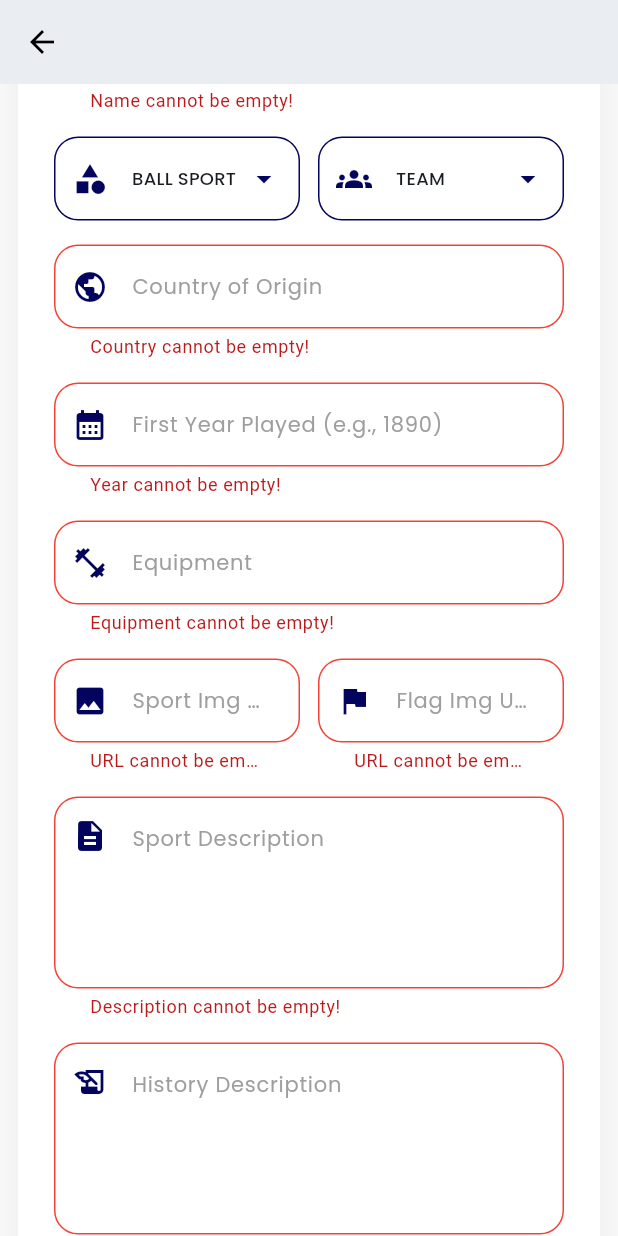
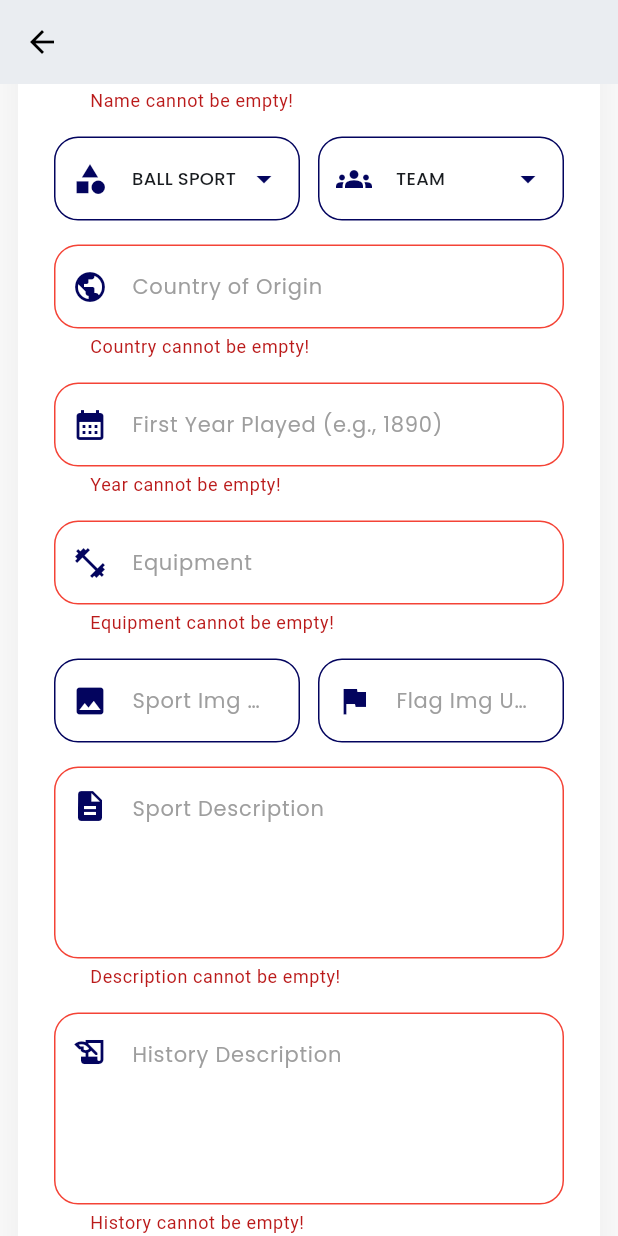
Before and after one commit to pbp-kelompok-b12/WIkilympics-mobile, a Flutter app: the SportEntryFormPage screen opened directly, scrolled down 163 dp, after a tap on "SAVE", on a phone screen of 412 x 824 dp. Run offline on Flutter 3.47's test engine with Material 3 defaults, Android fonts, the phone set to English and light mode, and no system bars; our stand-ins replace google_fonts, shared_preferences; missing offline and left inert: pbp_django_auth; accounts and stored records are empty; network calls fail.

Commit message:
Final implementation

```diff
--- a/lib/sports/models/sport_entry.dart
+++ b/lib/sports/models/sport_entry.dart
@@ -4,10 +4,8 @@
 
 import 'dart:convert';
 
-List<SportEntry> sportEntryFromJson(String str) =>
-List<SportEntry>.from(json.decode(str).map((x) => SportEntry.fromJson(x)));
-String sportEntryToJson(List<SportEntry> data) =>
-json.encode(List<dynamic>.from(data.map((x) => x.toJson())));
+List<SportEntry> sportEntryFromJson(String str) => List<SportEntry>.from(json.decode(str).map((x) => SportEntry.fromJson(x)));
+String sportEntryToJson(List<SportEntry> data) => json.encode(List<dynamic>.from(data.map((x) => x.toJson())));
 
 class SportEntry {
     Model model;
@@ -60,12 +58,12 @@ class Fields {
 
     factory Fields.fromJson(Map<String, dynamic> json) => Fields(
         sportName: json["sport_name"],
-        sportImg: json["sport_img"],
+        sportImg: json["sport_img"] ?? "",
         sportDescription: json["sport_description"],
         participationStructure: participationStructureValues.map[json["participation_structure"]]!,
         sportType: sportTypeValues.map[json["sport_type"]]!,
         countryOfOrigin: json["country_of_origin"],
-        countryFlagImg: json["country_flag_img"],
+        countryFlagImg: json["country_flag_img"] ?? "",
         firstYearPlayed: json["first_year_played"],
         historyDescription: json["history_description"],
         equipment: json["equipment"],
@@ -125,7 +123,7 @@ final modelValues = EnumValues({
     "sports.sports": Model.SPORTS_SPORTS
 });
 
-
+// Helper class untuk melakukan mapping dua arah antara String (JSON) dan Enum (Dart).
 class EnumValues<T> {
     Map<String, T> map;
     late Map<T, String> reverseMap;
--- a/lib/sports/screens/sport_entry_form.dart
+++ b/lib/sports/screens/sport_entry_form.dart
@@ -17,7 +17,6 @@ class SportEntryFormPage extends StatefulWidget {
 class _SportEntryFormPageState extends State<SportEntryFormPage> {
   final _formKey = GlobalKey<FormState>();
 
-  // === FORM FIELDS ===
   String _sportName = "";
   String _sportType = "ball_sport";
   String _participation = "team";
@@ -29,21 +28,22 @@ class _SportEntryFormPageState extends State<SportEntryFormPage> {
   String _sportDescription = "";
   String _historyDescription = "";
 
-  // === COLOR PALETTE ===
   final Color kPrimaryNavy = const Color(0xFF03045E);
   final Color kAccentLime = const Color(0xFFD9E74C);
   final Color kBgGrey = const Color(0xFFF9F9F9);
 
   final List<String> _sportTypes = [
-    'water_sport', 'strength_sport', 'athletic_sport',
-    'racket_sport', 'ball_sport', 'combat_sport', 'target_sport'
+    'water_sport',
+    'strength_sport',
+    'athletic_sport',
+    'racket_sport',
+    'ball_sport',
+    'combat_sport',
+    'target_sport'
   ];
 
-  final List<String> _participations = [
-    'both', 'individual', 'team'
-  ];
+  final List<String> _participations = ['both', 'individual', 'team'];
 
-  // === INIT STATE  ===
   @override
   void initState() {
     super.initState();
@@ -72,11 +72,11 @@ class _SportEntryFormPageState extends State<SportEntryFormPage> {
     }
   }
 
-  // === VALIDATOR HELPER ===
   String? _validateUrl(String? value) {
     if (value == null || value.isEmpty) {
-      return "URL cannot be empty!";
+      return null;
     }
+
     final uri = Uri.tryParse(value);
     if (uri == null || !uri.hasAbsolutePath) {
       return "URL is not valid!";
@@ -84,7 +84,6 @@ class _SportEntryFormPageState extends State<SportEntryFormPage> {
     return null;
   }
 
-  // === STYLE HELPER ===
   InputDecoration _buildInputDecoration(String hint, IconData icon) {
     return InputDecoration(
       hintText: hint,
@@ -164,8 +163,6 @@ class _SportEntryFormPageState extends State<SportEntryFormPage> {
               child: Column(
                 crossAxisAlignment: CrossAxisAlignment.stretch,
                 children: [
-
-                  // === HEADER ===
                   Padding(
                     padding: const EdgeInsets.only(left: 10),
                     child: Text(
@@ -178,19 +175,18 @@ class _SportEntryFormPageState extends State<SportEntryFormPage> {
                     ),
                   ),
                   const SizedBox(height: 25),
-
-                  // 1. Sport Name
                   TextFormField(
                     initialValue: _sportName,
                     decoration: _buildInputDecoration("Sport Name", Icons.sports_soccer),
                     style: GoogleFonts.poppins(color: kPrimaryNavy),
                     onChanged: (value) => _sportName = value,
-                    validator: (value) => (value == null || value.isEmpty)
-                        ? "Name cannot be empty!" : null,
+                    validator: (value) {
+                        if (value == null || value.isEmpty) return "Name cannot be empty!";
+                        if (value.length > 255) return "Name cannot exceed 255 characters!";
+                        return null;
+                    },
                   ),
                   const SizedBox(height: 16),
-
-                  // 2. Row (Type & Participation)
                   Row(
                     children: [
                       Expanded(
@@ -199,14 +195,16 @@ class _SportEntryFormPageState extends State<SportEntryFormPage> {
                           value: _sportType,
                           icon: Icon(Icons.arrow_drop_down, color: kPrimaryNavy),
                           isExpanded: true,
-                          items: _sportTypes.map((t) => DropdownMenuItem(
+                          items: _sportTypes
+                              .map((t) => DropdownMenuItem(
                                     value: t,
                                     child: Text(
                                       t.replaceAll("_", " ").toUpperCase(),
                                       overflow: TextOverflow.ellipsis,
                                       style: GoogleFonts.poppins(fontSize: 12),
                                     ),
-                          )).toList(),
+                                  ))
+                              .toList(),
                           onChanged: (val) => setState(() => _sportType = val!),
                         ),
                       ),
@@ -217,60 +215,65 @@ class _SportEntryFormPageState extends State<SportEntryFormPage> {
                           value: _participation,
                           icon: Icon(Icons.arrow_drop_down, color: kPrimaryNavy),
                           isExpanded: true,
-                          items: _participations.map((p) => DropdownMenuItem(
+                          items: _participations
+                              .map((p) => DropdownMenuItem(
                                     value: p,
                                     child: Text(
                                       p.toUpperCase(),
                                       style: GoogleFonts.poppins(fontSize: 12),
                                     ),
-                          )).toList(),
+                                  ))
+                              .toList(),
                           onChanged: (val) => setState(() => _participation = val!),
                         ),
                       ),
                     ],
                   ),
                   const SizedBox(height: 16),
-
-                  // 3. Country of Origin
                   TextFormField(
                     initialValue: _countryOfOrigin,
                     decoration: _buildInputDecoration("Country of Origin", Icons.public),
                     style: GoogleFonts.poppins(color: kPrimaryNavy),
                     onChanged: (value) => _countryOfOrigin = value,
-                    validator: (value) => (value == null || value.isEmpty)
-                        ? "Country cannot be empty!" : null,
+                    validator: (value) {
+                        if (value == null || value.isEmpty) return "Country cannot be empty!";
+                        if (value.length > 255) return "Country cannot exceed 255 characters!";
+                        return null;
+                    },
                   ),
                   const SizedBox(height: 16),
-
-                  // 4. First Year Played
                   TextFormField(
                     initialValue: _firstYearPlayed,
-                    decoration: _buildInputDecoration("First Year Played (e.g., 1890)", Icons.calendar_month),
+                    decoration: _buildInputDecoration(
+                        "First Year Played (e.g., 1890)", Icons.calendar_month),
                     keyboardType: TextInputType.number,
                     style: GoogleFonts.poppins(color: kPrimaryNavy),
                     onChanged: (value) => _firstYearPlayed = value,
                     validator: (value) {
-                      if (value == null || value.isEmpty) return "Year cannot be empty!";
+                      if (value == null || value.isEmpty) {
+                        return "Year cannot be empty!";
+                      }
+
                       final parsed = int.tryParse(value);
-                      if (parsed == null) return "Year must be a valid number!";
-                      if (parsed <= 0) return "Year must be > 0!";
+                      if (parsed == null) {
+                        return "Year must be a valid number!";
+                      }
+                      if (parsed <= 0) {
+                        return "Year must be > 0!";
+                      }
                       return null;
                     },
                   ),
                   const SizedBox(height: 16),
-
-                   // 5. Equipment
                   TextFormField(
                     initialValue: _equipment,
                     decoration: _buildInputDecoration("Equipment", Icons.fitness_center),
                     style: GoogleFonts.poppins(color: kPrimaryNavy),
                     onChanged: (value) => _equipment = value,
-                    validator: (value) => (value == null || value.isEmpty)
-                        ? "Equipment cannot be empty!" : null,
+                    validator: (value) =>
+                        (value == null || value.isEmpty) ? "Equipment cannot be empty!" : null,
                   ),
                   const SizedBox(height: 16),
-
-                  // 6. Image URLs
                   Row(
                     children: [
                       Expanded(
@@ -295,30 +298,26 @@ class _SportEntryFormPageState extends State<SportEntryFormPage> {
                     ],
                   ),
                   const SizedBox(height: 16),
-
-                  // 7. Sport Description
                   TextFormField(
                     initialValue: _sportDescription,
                     maxLines: 4,
                     decoration: _buildMultilineDecoration("Sport Description", Icons.description),
                     style: GoogleFonts.poppins(color: kPrimaryNavy),
                     onChanged: (value) => _sportDescription = value,
-                    validator: (value) => (value == null || value.isEmpty) ? "Description cannot be empty!" : null,
+                    validator: (value) =>
+                        (value == null || value.isEmpty) ? "Description cannot be empty!" : null,
                   ),
                   const SizedBox(height: 16),
-
-                  // 8. History Description
                   TextFormField(
                     initialValue: _historyDescription,
                     maxLines: 4,
                     decoration: _buildMultilineDecoration("History Description", Icons.history_edu),
                     style: GoogleFonts.poppins(color: kPrimaryNavy),
                     onChanged: (value) => _historyDescription = value,
-                    validator: (value) => (value == null || value.isEmpty) ? "History cannot be empty!" : null,
+                    validator: (value) =>
+                        (value == null || value.isEmpty) ? "History cannot be empty!" : null,
                   ),
                   const SizedBox(height: 32),
-
-                  // === SUBMIT BUTTON ===
                   Align(
                     alignment: Alignment.centerRight,
                     child: SizedBox(
@@ -336,14 +335,11 @@ class _SportEntryFormPageState extends State<SportEntryFormPage> {
                         ),
                         onPressed: () async {
                           if (_formKey.currentState!.validate()) {
-
-                            // TENTUKAN URL BERDASARKAN MODE
                             String url;
                             if (isEdit) {
-                              // EDIT URL
-                              url = "http://localhost:8000/sports/edit-flutter/${widget.sportEntry!.pk}/";
+                              url =
+                                  "http://localhost:8000/sports/edit-flutter/${widget.sportEntry!.pk}/";
                             } else {
-                              // CREATE URL
                               url = "http://localhost:8000/sports/create-flutter/";
                             }
 
@@ -373,8 +369,7 @@ class _SportEntryFormPageState extends State<SportEntryFormPage> {
                                     action: SnackBarAction(
                                         label: 'OK',
                                         textColor: kPrimaryNavy,
-                                        onPressed: (){}
-                                      ),
+                                        onPressed: () {}),
                                   ),
                                 );
                                 Navigator.pop(context);
@@ -394,7 +389,8 @@ class _SportEntryFormPageState extends State<SportEntryFormPage> {
                           children: [
                             Text(
                               isEdit ? "UPDATE" : "SAVE",
-                              style: GoogleFonts.poppins(fontWeight: FontWeight.bold, fontSize: 14),
+                              style: GoogleFonts.poppins(
+                                  fontWeight: FontWeight.bold, fontSize: 14),
                             ),
                             const SizedBox(width: 5),
                             const Icon(Icons.check_circle_outline, size: 18)
```
Also changed, not shown: lib/screens/login.dart (+14 -0 lines), lib/sports/screens/sport_entry_detail.dart (+95 -41 lines), lib/sports/screens/sport_entry_list.dart (+47 -53 lines), lib/sports/widgets/filter_sport.dart (+46 -29 lines), lib/sports/widgets/sport_entry_card.dart (+23 -23 lines), 1 other file. Lines whose indentation alone changed are shown as unchanged.
